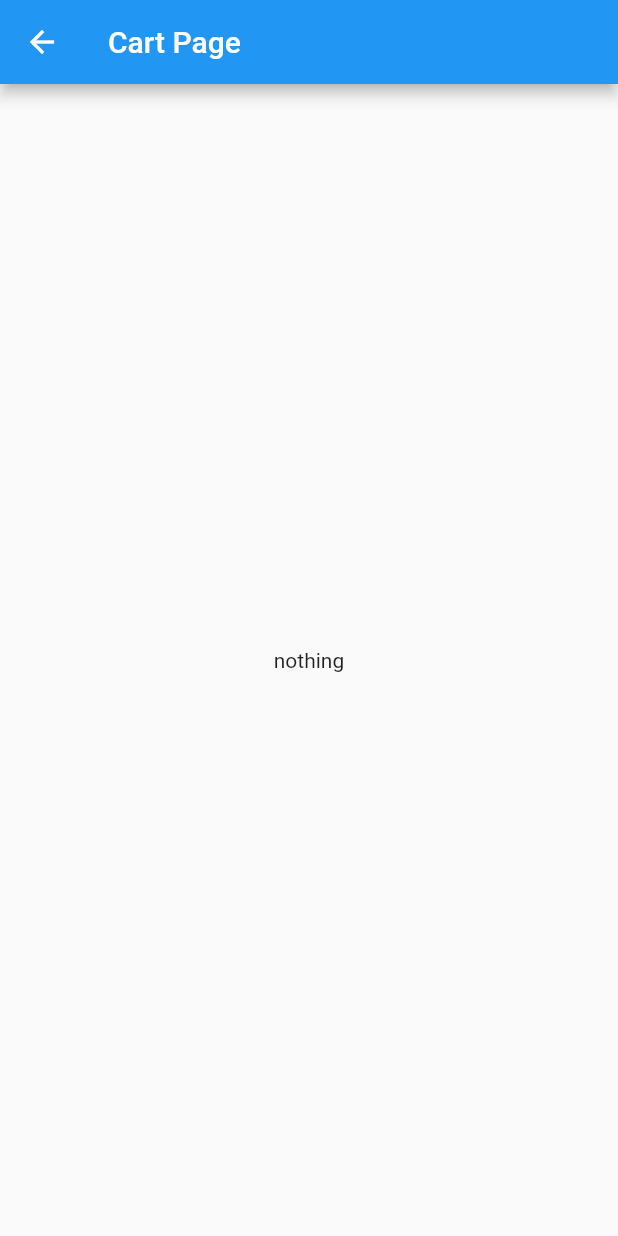
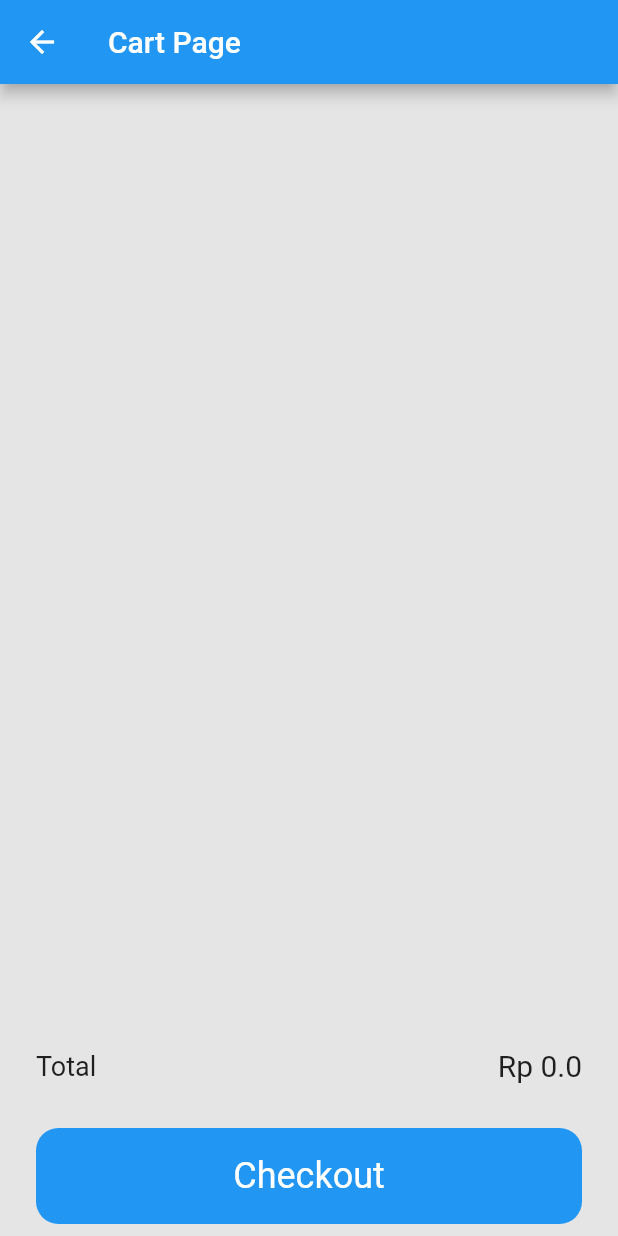
Before and after one commit to adimunawar/flutter_cart_getX, a Flutter app: the screen it shows after launch, after a tap on the "shopping cart" icon, on a phone screen of 412 x 824 dp. Run offline on Flutter 3.47's test engine with Material 2 defaults, Android fonts, the phone set to English and light mode, and no system bars; our stand-ins replace get, supercharged; missing offline and left inert: dart:ffi.

Commit message:
edit cart page

```diff
--- a/lib/controller/product_controller.dart
+++ b/lib/controller/product_controller.dart
@@ -16,25 +16,31 @@ class ShoppingController extends GetxController {
       Product(
           id: 1,
           price: 1000000,
-          productDescription: 'some description about product',
+          productDescription: 'mens Shoes',
           productImage: 'assets/converce.png',
           productName: 'Converce'),
       Product(
           id: 2,
           price: 1500000,
-          productDescription: 'some description about product',
+          productDescription: 'mens Shoes',
           productImage: 'assets/nike2.png',
           productName: 'Nike'),
       Product(
           id: 3,
           price: 800000,
-          productDescription: 'some description about product',
+          productDescription: 'mens Shoes',
           productImage: 'assets/adidas.png',
           productName: ' Adidas NMD'),
       Product(
           id: 4,
           price: 10050,
-          productDescription: 'some description about product',
+          productDescription: 'mens Shoes',
+          productImage: 'assets/duka.png',
+          productName: 'Fashion'),
+      Product(
+          id: 5,
+          price: 1000,
+          productDescription: 'mens Shoes',
           productImage: 'assets/duka.png',
           productName: 'Fashion'),
     ];
--- a/lib/views/cart_page.dart
+++ b/lib/views/cart_page.dart
@@ -1,8 +1,11 @@
+import 'dart:ffi';
+
 import 'package:flutter/material.dart';
 import 'package:get/get_core/src/get_main.dart';
 // import 'package:get_x_latihan/models/product.dart';
 import 'package:get/get.dart';
 import 'package:get_x_latihan/controller/cart_controller.dart';
+import 'package:get_x_latihan/shared/theme.dart';
 import 'package:get_x_latihan/views/widgets/cart_card.dart';
 
 class CartPage extends StatelessWidget {
@@ -11,96 +14,81 @@ class CartPage extends StatelessWidget {
   @override
   Widget build(BuildContext context) {
     return Scaffold(
+        backgroundColor: greyColor2,
         appBar: AppBar(
           title: Text('Cart Page'),
         ),
-        body: Stack(
+        body: Container(
+          margin: EdgeInsets.fromLTRB(24, 30, 24, 0),
+          child: Stack(
+            children: [
+              ListView(
                 children: [
                   GetX<CartController>(builder: (controller) {
-              return ListView.builder(
-                  itemCount: controller.cartItems.length,
-                  itemBuilder: (context, index) {
-                    return Card(
+                    return Column(
+                        children: cartController.cartItems
+                            .map((e) => Padding(
+                                padding: const EdgeInsets.only(bottom: 16),
+                                child: CartCArd(
+                                  function1: () {
+                                    cartController.increasQty(e);
+                                  },
+                                  function2: () {
+                                    cartController.decreasqty(cart: e);
+                                  },
+                                  product: e,
+                                )))
+                            .toList());
+                  }),
+                  SizedBox(
+                    height: 150,
+                  )
+                ],
+              ),
+              Align(
+                  alignment: Alignment.bottomCenter,
                   child: Container(
-                        color: Colors.amber,
-                        height: 60,
-                        child: Row(
-                          mainAxisAlignment: MainAxisAlignment.spaceAround,
+                    padding: EdgeInsets.only(top: 5),
+                    color: greyColor2,
+                    width: double.infinity,
+                    height: 130,
+                    child: Column(
                       children: [
-                            Text(controller
-                                .cartItems[index].product.productName),
-                            GestureDetector(
-                              onTap: () {
-                                // print('pressed');
-                                cartController.decreasqty(
-                                  cart: controller.cartItems[index],
+                        Row(
+                          mainAxisAlignment: MainAxisAlignment.spaceBetween,
+                          children: [
+                            Text('Total', style: TextStyle(fontSize: 18)),
+                            GetBuilder<CartController>(builder: (controller) {
+                              return Text(
+                                'Rp ${controller.count2}',
+                                style: TextStyle(fontSize: 20),
                               );
-                              },
-                              child: Container(
+                            }),
+                          ],
+                        ),
+                        SizedBox(
                           height: 30,
-                                width: 40,
-                                color: Colors.white,
+                        ),
+                        Container(
+                          height: 64,
+                          width: double.infinity,
+                          decoration: BoxDecoration(
+                            color: Colors.blue,
+                            borderRadius: BorderRadius.all(Radius.circular(15)),
+                          ),
                           child: Center(
                             child: Text(
-                                  '-',
-                                  style: TextStyle(fontSize: 24),
-                                )),
+                              'Checkout',
+                              style:
+                                  TextStyle(fontSize: 24, color: Colors.white),
                             ),
                           ),
-                            SizedBox(
-                              width: 5,
-                            ),
-                            Container(
-                                height: 30,
-                                width: 30,
-                                color: Colors.white,
-                                child: GetBuilder<CartController>(
-                                    builder: (controller) {
-                                  return Center(
-                                      child: Text(
-                                    cartController.cartItems[index].qty
-                                        .toString(),
-                                    style: TextStyle(fontSize: 18),
-                                  ));
-                                })),
-                            SizedBox(
-                              width: 5,
-                            ),
-                            GestureDetector(
-                              onTap: () {
-                                cartController
-                                    .increasQty(controller.cartItems[index]);
-                              },
-                              child: Container(
-                                height: 30,
-                                width: 30,
-                                color: Colors.white,
-                                child: Center(
-                                    child: Text(
-                                  '+',
-                                  style: TextStyle(fontSize: 24),
-                                )),
-                              ),
-                            ),
+                        )
                       ],
                     ),
+                  )),
+            ],
           ),
-                    );
-                  });
-            }),
-            Align(
-                alignment: Alignment.center,
-                child:
-                    // Obx(() => Text(cartController.totalPrice.toString()))
-                    GetBuilder<CartController>(builder: (controller) {
-                  return (controller.count2 == 0)
-                      ? Text("nothing")
-                      : Text(
-                          'Total : Rp ${controller.count2}',
-                          style: TextStyle(fontSize: 30),
-                        );
-                })),
-          ],
         ));
   }
 }
```
Also changed, not shown: lib/views/shoping_page.dart (+4 -3 lines), lib/views/widgets/cart_card.dart (+62 -22 lines), assets/adidas.png, assets/kisspng-shoe-adidas-nmd-maroon-suede-w-sneakers-adidas-m-5c887425e67fb0.3615054615524465019441 (1).png (added), assets/kurang.png (added). Lines whose indentation alone changed are shown as unchanged.
